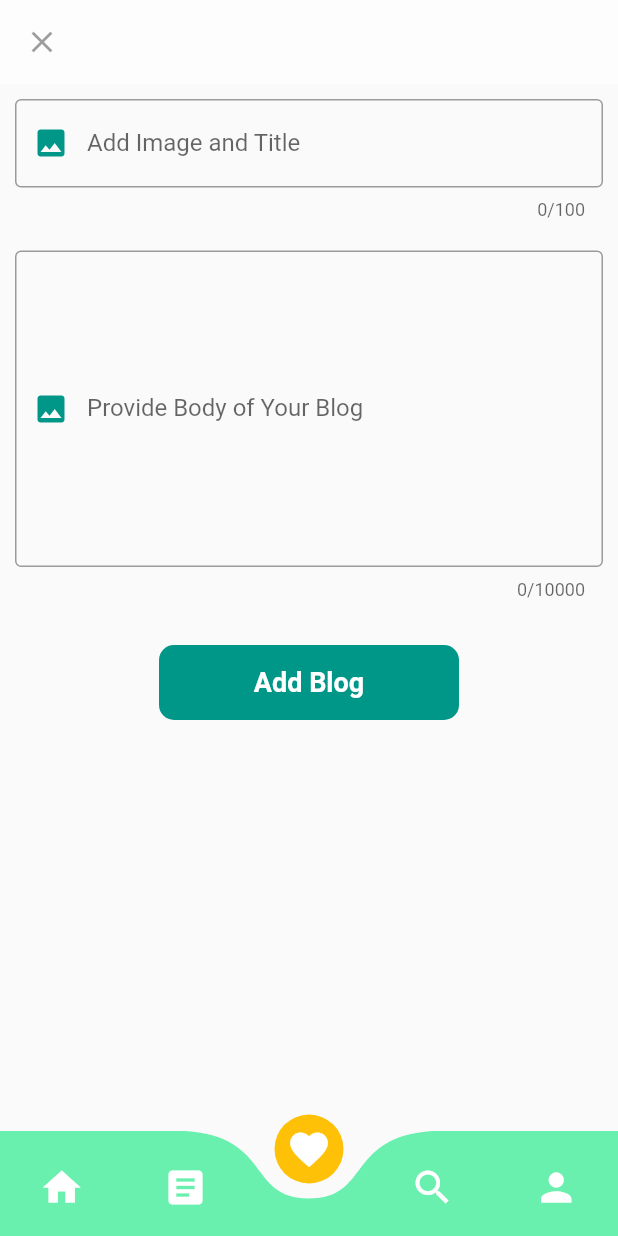
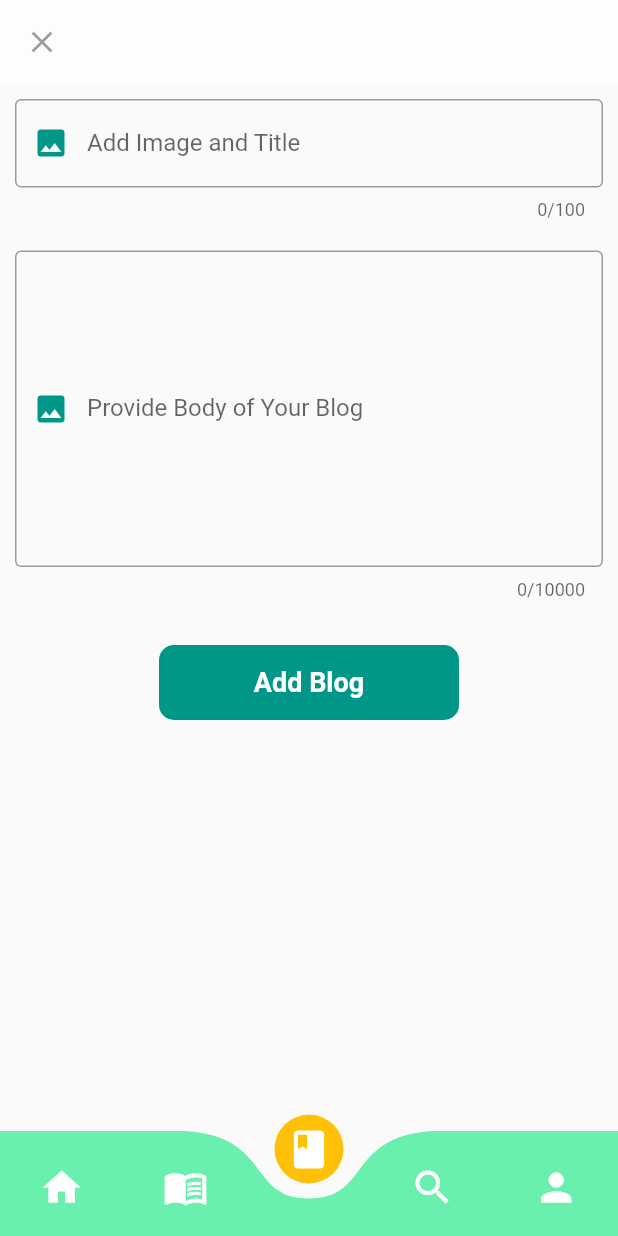
Before and after one commit to RealEskalate/Practice, a Flutter app: the screen it shows after launch, on a phone screen of 412 x 824 dp. Run offline on Flutter 3.47's test engine with Material 2 defaults, Android fonts, the phone set to English and light mode, and no system bars; drawn by our look-alikes of curved_navigation_bar; our stand-ins replace bloc, flutter_bloc, google_fonts.

Commit message:
[Mobile] modified icons

```diff
--- a/starter_project_mobile_2022/lib/add_blog/presentation/add_blog.dart
+++ b/starter_project_mobile_2022/lib/add_blog/presentation/add_blog.dart
@@ -19,12 +19,12 @@ class _AddBlogState extends State<AddBlog> {
         color: Colors.white,
       ),
       Icon(
-        Icons.article,
+        Icons.menu_book,
         size: 30,
         color: Colors.white,
       ),
       Icon(
-        Icons.favorite,
+        Icons.book,
         size: 30,
         color: Colors.white,
       ),
@@ -99,6 +99,7 @@ class _AddBlogState extends State<AddBlog> {
   Widget bodyTextField() {
     return Padding(
       padding: const EdgeInsets.symmetric(horizontal: 10, vertical: 10),
+      child: Expanded(
         child: TextFormField(
           decoration: const InputDecoration(
             border: OutlineInputBorder(
@@ -124,6 +125,7 @@ class _AddBlogState extends State<AddBlog> {
           maxLength: 10000,
           maxLines: 9,
         ),
+      ),
     );
   }
 
```
Lines whose indentation alone changed are shown as unchanged.
